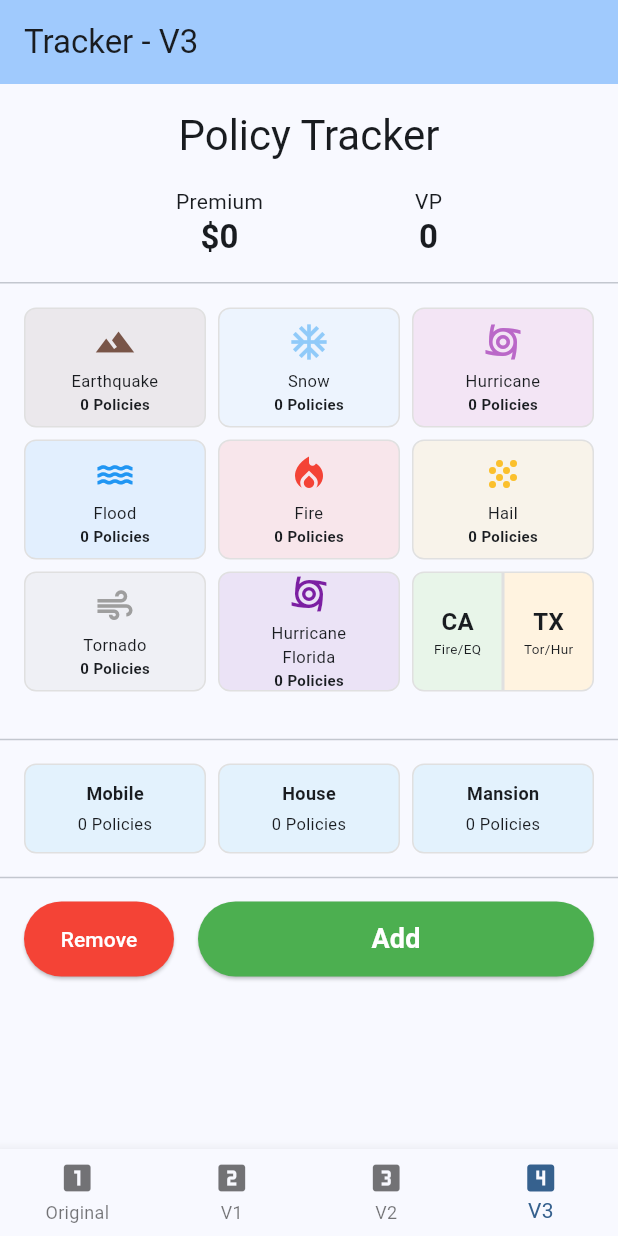
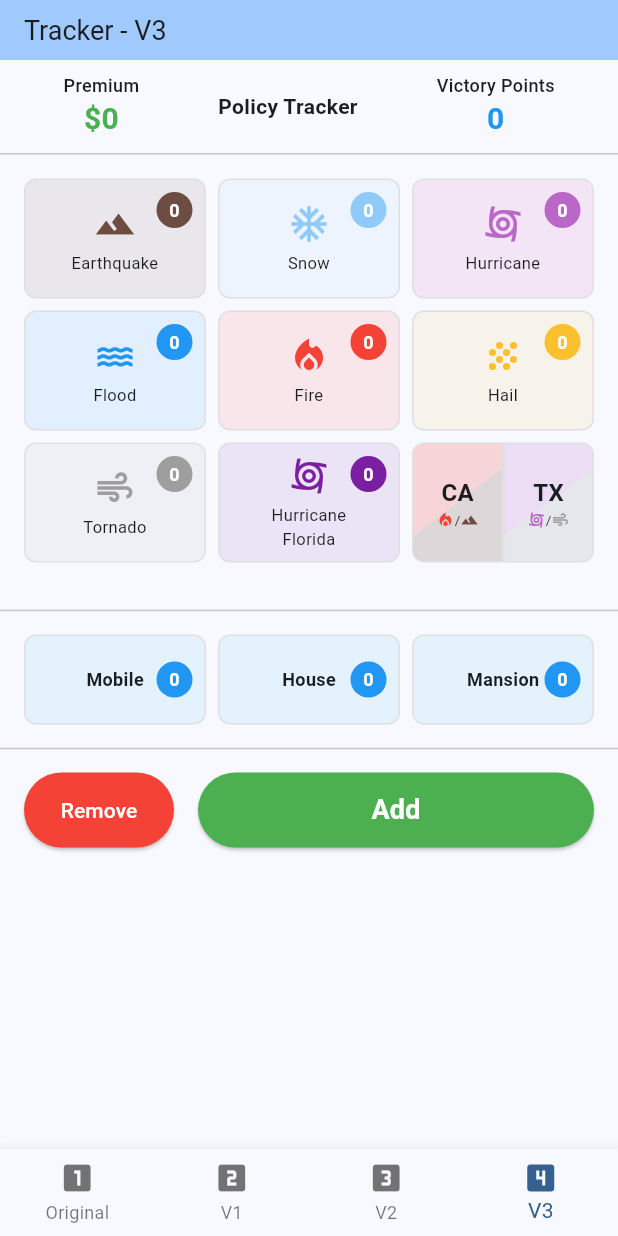
Before and after one commit to mbrosnan/catastrophe_companion, a Flutter app: the screen it shows after launch, item 4 of the bottom bar chosen, on a phone screen of 412 x 824 dp. Run offline on Flutter 3.47's test engine with Material 3 defaults, Android fonts, the phone set to English and light mode, and no system bars; our stand-ins replace flutter_svg; missing offline and left inert: path_parsing; project files that could hold a hidden picture were left out.

Commit message:
CA/TX color changes, header size reduction, policy counts in circles

```diff
--- a/lib/main.dart
+++ b/lib/main.dart
@@ -72,7 +72,11 @@ class _MainScreenState extends State<MainScreen> {
     return Scaffold(
       appBar: AppBar(
         backgroundColor: Theme.of(context).colorScheme.inversePrimary,
-        title: Text(_titles[_selectedIndex]),
+        title: Text(
+          _titles[_selectedIndex],
+          style: const TextStyle(fontSize: 18),
+        ),
+        toolbarHeight: 40,
       ),
       body: _screens[_selectedIndex],
       bottomNavigationBar: BottomNavigationBar(
--- a/lib/screens/tracker_screen.dart
+++ b/lib/screens/tracker_screen.dart
@@ -19,26 +19,26 @@ class TrackerScreen extends StatelessWidget {
           children: [
             // Totals Card
             Card(
-              margin: const EdgeInsets.all(16),
+              margin: const EdgeInsets.fromLTRB(16, 8, 16, 8),
               child: Padding(
-                padding: const EdgeInsets.all(16),
+                padding: const EdgeInsets.symmetric(horizontal: 16, vertical: 8),
                 child: Row(
                   mainAxisAlignment: MainAxisAlignment.spaceAround,
                   children: [
                     Column(
+                      mainAxisSize: MainAxisSize.min,
                       children: [
                         const Text(
-                          'Total Premium',
+                          'Premium',
                           style: TextStyle(
-                            fontSize: 16,
-                            fontWeight: FontWeight.bold,
+                            fontSize: 12,
+                            fontWeight: FontWeight.w500,
                           ),
                         ),
-                        const SizedBox(height: 4),
                         Text(
                           '\$${tracker.getTotalPremium()}',
                           style: const TextStyle(
-                            fontSize: 24,
+                            fontSize: 20,
                             color: Colors.green,
                             fontWeight: FontWeight.bold,
                           ),
@@ -46,22 +46,12 @@ class TrackerScreen extends StatelessWidget {
                       ],
                     ),
                     Column(
+                      mainAxisSize: MainAxisSize.min,
                       children: [
                         const Text(
-                          'Total Victory Points',
+                          'Policy Tracker',
                           style: TextStyle(
-                            fontSize: 16,
-                            fontWeight: FontWeight.bold,
-                          ),
-                        ),
-                        const SizedBox(height: 4),
-                        Text(
-                          '$totalVP',
-                          style: TextStyle(
-                            fontSize: 24,
-                            color: totalVP >= 0
-                                ? Colors.blue
-                                : Colors.red,
+                            fontSize: 14,
                             fontWeight: FontWeight.bold,
                           ),
                         ),
@@ -69,10 +59,32 @@ class TrackerScreen extends StatelessWidget {
                           Text(
                             '($policyVP + $cardVP cards)',
                             style: TextStyle(
-                              fontSize: 12,
+                              fontSize: 10,
                               color: Colors.grey[600],
                             ),
                           ),
+                      ],
+                    ),
+                    Column(
+                      mainAxisSize: MainAxisSize.min,
+                      children: [
+                        const Text(
+                          'Victory Points',
+                          style: TextStyle(
+                            fontSize: 12,
+                            fontWeight: FontWeight.w500,
+                          ),
+                        ),
+                        Text(
+                          '$totalVP',
+                          style: TextStyle(
+                            fontSize: 20,
+                            color: totalVP >= 0
+                                ? Colors.blue
+                                : Colors.red,
+                            fontWeight: FontWeight.bold,
+                          ),
+                        ),
                       ],
                     ),
                   ],
--- a/lib/screens/tracker_v3_screen.dart
+++ b/lib/screens/tracker_v3_screen.dart
@@ -1,6 +1,7 @@
 import 'package:flutter/material.dart';
 import 'package:provider/provider.dart';
 import '../providers/policy_tracker_provider.dart';
+import '../providers/cards_provider.dart';
 import '../models/policy_data.dart';
 
 class TrackerV3Screen extends StatefulWidget {
@@ -55,39 +56,73 @@ class _TrackerV3ScreenState extends State<TrackerV3Screen> {
   }
 
   Widget _buildHeader(BuildContext context, PolicyTrackerProvider provider) {
+    final cardsProvider = context.watch<CardsProvider>();
+    final policyVP = provider.getTotalVictoryPoints();
+    final cardVP = cardsProvider.getTotalCardVictoryPoints();
+    final totalVP = policyVP + cardVP;
+
     return Container(
-      padding: const EdgeInsets.all(16.0),
-      child: Column(
-        children: [
-          Text(
-            'Policy Tracker',
-            style: Theme.of(context).textTheme.headlineMedium,
-          ),
-          const SizedBox(height: 16),
-          Row(
-            mainAxisAlignment: MainAxisAlignment.spaceEvenly,
+      padding: const EdgeInsets.symmetric(horizontal: 16.0, vertical: 8.0),
+      child: Row(
+        mainAxisAlignment: MainAxisAlignment.spaceAround,
         children: [
           Column(
+            mainAxisSize: MainAxisSize.min,
             children: [
-                  const Text('Premium'),
+              const Text(
+                'Premium',
+                style: TextStyle(
+                  fontSize: 12,
+                  fontWeight: FontWeight.w500,
+                ),
+              ),
               Text(
                 '\$${provider.getTotalPremium()}',
-                    style: Theme.of(context).textTheme.titleLarge?.copyWith(
+                style: const TextStyle(
+                  fontSize: 20,
+                  color: Colors.green,
                   fontWeight: FontWeight.bold,
                 ),
               ),
             ],
           ),
           Column(
+            mainAxisSize: MainAxisSize.min,
             children: [
-                  const Text('VP'),
-                  Text(
-                    '${provider.getTotalVictoryPoints()}',
-                    style: Theme.of(context).textTheme.titleLarge?.copyWith(
+              const Text(
+                'Policy Tracker',
+                style: TextStyle(
+                  fontSize: 14,
                   fontWeight: FontWeight.bold,
                 ),
               ),
+              if (cardVP > 0)
+                Text(
+                  '($policyVP + $cardVP cards)',
+                  style: TextStyle(
+                    fontSize: 10,
+                    color: Colors.grey[600],
+                  ),
+                ),
             ],
+          ),
+          Column(
+            mainAxisSize: MainAxisSize.min,
+            children: [
+              const Text(
+                'Victory Points',
+                style: TextStyle(
+                  fontSize: 12,
+                  fontWeight: FontWeight.w500,
+                ),
+              ),
+              Text(
+                '$totalVP',
+                style: TextStyle(
+                  fontSize: 20,
+                  color: totalVP >= 0 ? Colors.blue : Colors.red,
+                  fontWeight: FontWeight.bold,
+                ),
               ),
             ],
           ),
@@ -170,6 +205,9 @@ class _TrackerV3ScreenState extends State<TrackerV3Screen> {
           ),
           borderRadius: BorderRadius.circular(8),
         ),
+        child: Stack(
+          children: [
+            Center(
               child: Column(
                 mainAxisAlignment: MainAxisAlignment.center,
                 children: [
@@ -184,9 +222,30 @@ class _TrackerV3ScreenState extends State<TrackerV3Screen> {
                     style: const TextStyle(fontSize: 11),
                     textAlign: TextAlign.center,
                   ),
-            Text(
-              '$totalPolicies Policies',
-              style: const TextStyle(fontSize: 10, fontWeight: FontWeight.bold),
+                ],
+              ),
+            ),
+            Positioned(
+              right: 8,
+              top: 8,
+              child: Container(
+                width: 24,
+                height: 24,
+                decoration: BoxDecoration(
+                  color: _getStormColor(stormType),
+                  shape: BoxShape.circle,
+                ),
+                child: Center(
+                  child: Text(
+                    totalPolicies.toString(),
+                    style: const TextStyle(
+                      color: Colors.white,
+                      fontSize: 12,
+                      fontWeight: FontWeight.bold,
+                    ),
+                  ),
+                ),
+              ),
             ),
           ],
         ),
@@ -224,6 +283,9 @@ class _TrackerV3ScreenState extends State<TrackerV3Screen> {
           ),
           borderRadius: BorderRadius.circular(8),
         ),
+        child: Stack(
+          children: [
+            Center(
               child: Column(
                 mainAxisAlignment: MainAxisAlignment.center,
                 children: [
@@ -238,9 +300,30 @@ class _TrackerV3ScreenState extends State<TrackerV3Screen> {
                     style: TextStyle(fontSize: 11),
                     textAlign: TextAlign.center,
                   ),
-            Text(
-              '$totalPolicies Policies',
-              style: const TextStyle(fontSize: 10, fontWeight: FontWeight.bold),
+                ],
+              ),
+            ),
+            Positioned(
+              right: 8,
+              top: 8,
+              child: Container(
+                width: 24,
+                height: 24,
+                decoration: BoxDecoration(
+                  color: Colors.purple.shade300,
+                  shape: BoxShape.circle,
+                ),
+                child: Center(
+                  child: Text(
+                    totalPolicies.toString(),
+                    style: const TextStyle(
+                      color: Colors.white,
+                      fontSize: 12,
+                      fontWeight: FontWeight.bold,
+                    ),
+                  ),
+                ),
+              ),
             ),
           ],
         ),
@@ -271,10 +354,18 @@ class _TrackerV3ScreenState extends State<TrackerV3Screen> {
               },
               child: Container(
                 decoration: BoxDecoration(
-                  color: Colors.green.shade50,
+                  gradient: LinearGradient(
+                    begin: Alignment.topLeft,
+                    end: Alignment.bottomRight,
+                    stops: [0.5, 0.5],
+                    colors: [
+                      Colors.red.withOpacity(0.2),  // Fire color
+                      Color(0xFF6D4C41).withOpacity(0.2), // Earthquake color - more brown
+                    ],
+                  ),
                   border: Border.all(
                     color: (isStateSelection && isCaliforniaSelected)
-                        ? Colors.green : Colors.grey.shade300,
+                        ? Colors.orange.shade700 : Colors.grey.shade300,
                     width: (isStateSelection && isCaliforniaSelected) ? 3 : 1,
                   ),
                   borderRadius: const BorderRadius.only(
@@ -282,11 +373,18 @@ class _TrackerV3ScreenState extends State<TrackerV3Screen> {
                     bottomLeft: Radius.circular(8),
                   ),
                 ),
-                child: const Column(
+                child: Column(
                   mainAxisAlignment: MainAxisAlignment.center,
                   children: [
-                    Text('CA', style: TextStyle(fontSize: 16, fontWeight: FontWeight.bold)),
-                    Text('Fire/EQ', style: TextStyle(fontSize: 9)),
+                    const Text('CA', style: TextStyle(fontSize: 16, fontWeight: FontWeight.bold)),
+                    Row(
+                      mainAxisAlignment: MainAxisAlignment.center,
+                      children: [
+                        Icon(Icons.local_fire_department, size: 12, color: Colors.red),
+                        const Text('/', style: TextStyle(fontSize: 9)),
+                        Icon(Icons.landscape, size: 12, color: Color(0xFF6D4C41)),
+                      ],
+                    ),
                   ],
                 ),
               ),
@@ -310,10 +408,18 @@ class _TrackerV3ScreenState extends State<TrackerV3Screen> {
               },
               child: Container(
                 decoration: BoxDecoration(
-                  color: Colors.orange.shade50,
+                  gradient: LinearGradient(
+                    begin: Alignment.topLeft,
+                    end: Alignment.bottomRight,
+                    stops: [0.5, 0.5],
+                    colors: [
+                      Colors.purple.shade300.withOpacity(0.2), // Hurricane color
+                      Colors.grey.withOpacity(0.2),            // Tornado color
+                    ],
+                  ),
                   border: Border.all(
                     color: (isStateSelection && !isCaliforniaSelected)
-                        ? Colors.orange : Colors.grey.shade300,
+                        ? Colors.purple.shade400 : Colors.grey.shade300,
                     width: (isStateSelection && !isCaliforniaSelected) ? 3 : 1,
                   ),
                   borderRadius: const BorderRadius.only(
@@ -321,11 +427,18 @@ class _TrackerV3ScreenState extends State<TrackerV3Screen> {
                     bottomRight: Radius.circular(8),
                   ),
                 ),
-                child: const Column(
+                child: Column(
                   mainAxisAlignment: MainAxisAlignment.center,
                   children: [
-                    Text('TX', style: TextStyle(fontSize: 16, fontWeight: FontWeight.bold)),
-                    Text('Tor/Hur', style: TextStyle(fontSize: 9)),
+                    const Text('TX', style: TextStyle(fontSize: 16, fontWeight: FontWeight.bold)),
+                    Row(
+                      mainAxisAlignment: MainAxisAlignment.center,
+                      children: [
+                        Icon(Icons.cyclone, size: 12, color: Colors.purple.shade300),
+                        const Text('/', style: TextStyle(fontSize: 9)),
+                        Icon(Icons.air, size: 12, color: Colors.grey),
+                      ],
+                    ),
                   ],
                 ),
               ),
@@ -380,18 +493,38 @@ class _TrackerV3ScreenState extends State<TrackerV3Screen> {
           ),
           borderRadius: BorderRadius.circular(8),
         ),
-        child: Column(
-          mainAxisAlignment: MainAxisAlignment.center,
+        child: Stack(
           children: [
-            Text(
+            Center(
+              child: Text(
                 label,
                 style: const TextStyle(fontSize: 12, fontWeight: FontWeight.bold),
               ),
-            const SizedBox(height: 4),
-            Text(
-              '$totalCount Policies',
-              style: const TextStyle(fontSize: 11),
-              textAlign: TextAlign.center,
+            ),
+            Positioned(
+              right: 8,
+              top: 0,
+              bottom: 0,
+              child: Center(
+                child: Container(
+                  width: 24,
+                  height: 24,
+                  decoration: BoxDecoration(
+                    color: Colors.blue,
+                    shape: BoxShape.circle,
+                  ),
+                  child: Center(
+                    child: Text(
+                      totalCount.toString(),
+                      style: const TextStyle(
+                        color: Colors.white,
+                        fontSize: 12,
+                        fontWeight: FontWeight.bold,
+                      ),
+                    ),
+                  ),
+                ),
+              ),
             ),
           ],
         ),
@@ -597,7 +730,7 @@ class _TrackerV3ScreenState extends State<TrackerV3Screen> {
       case StormType.snow:
         return Colors.blue.shade200;
       case StormType.earthquake:
-        return Colors.brown;
+        return Color(0xFF6D4C41);  // More distinct brown color
       case StormType.hurricaneOther:
         return Colors.purple.shade300;
       case StormType.flood:
```
Lines whose indentation alone changed are shown as unchanged.
